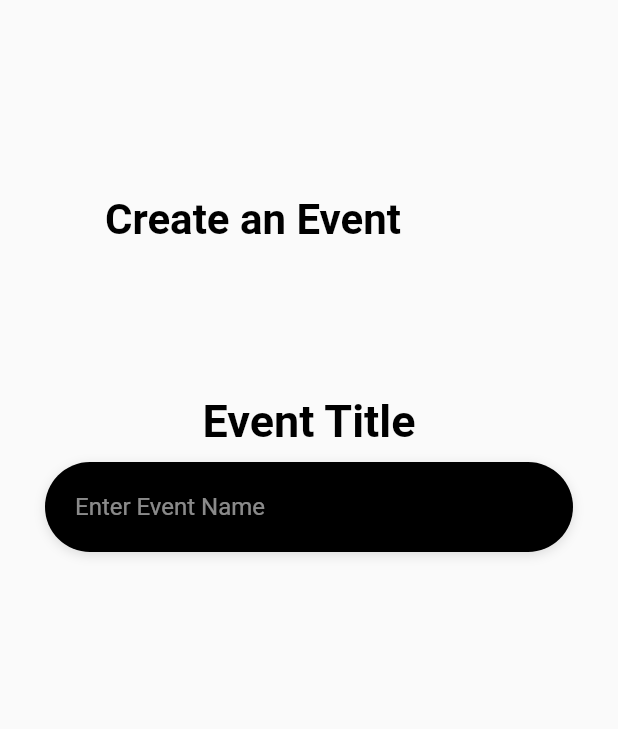
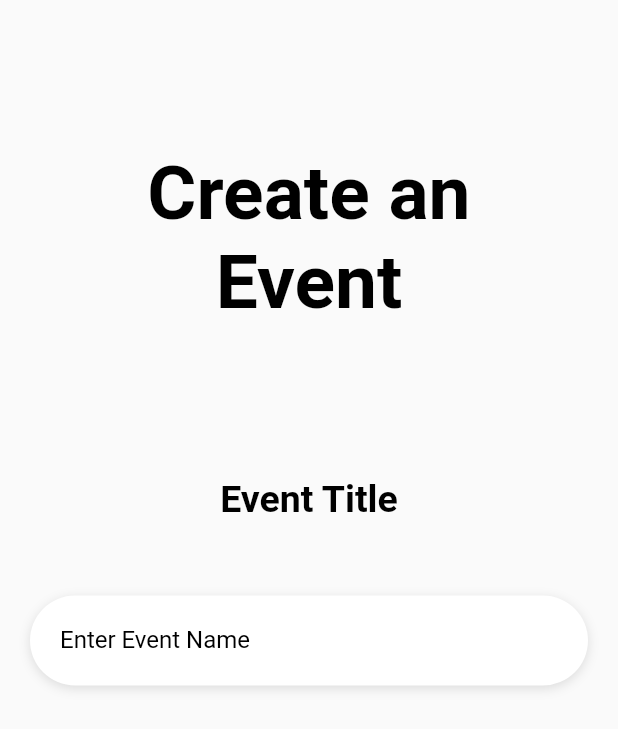
Before and after one commit to adasdevelopers/when-to-meet, a Flutter app: the screen it shows after launch, on a phone screen of 412 x 824 dp. Shown: the top 729 px of the screen. Run offline on Flutter 3.47's test engine with Material 2 defaults, Android fonts, the phone set to English and light mode, and no system bars; Roboto replaces fonts that are missing (OpenSans).

Commit message:
changed the color and textstyle of the box

```diff
--- a/code/when2meet_dupe/lib/screens/eventSchedule.dart
+++ b/code/when2meet_dupe/lib/screens/eventSchedule.dart
@@ -26,15 +26,17 @@ class _EventScheduleUiState extends State<EventScheduleUi> {
         crossAxisAlignment: CrossAxisAlignment.start,
         children: <Widget>[
           SizedBox(height: 60),
-          _paddingText("Create an Event"),
+          _paddingText("Create an Event", 50),
           Padding(
-            padding: const EdgeInsets.all(30),
-            child: Center(
+            padding: const EdgeInsets.all(20),
+            child: Align(
+              alignment: Alignment.topLeft,
               child: Wrap(
-                spacing: 30,
+                spacing: 10,
                 runSpacing: 20,
                 children: <Widget>[
-                  _evenTitle(),
+                  _createEventSetUp(),
+                  SizedBox(height: 100),
                 ],
               ),
             ),
@@ -44,28 +46,21 @@ class _EventScheduleUiState extends State<EventScheduleUi> {
     );
   }
 
-  Widget _evenTitle() {
+  Widget _createEventSetUp() {
     return Container(
       child: Column(
         children: <Widget>[
-          Text(
-            'Event Title',
-            style: TextStyle(
-              color: Colors.black,
-              fontWeight: FontWeight.bold,
-              fontSize: 30,
-            ),
-            textAlign: TextAlign.left,
-          ),
+          _paddingText("Event Title", 25),
           SizedBox(height: 10),
           Container(
-            alignment: Alignment.centerLeft,
+            alignment: Alignment.topLeft,
             decoration: kBoxDecorationStyle,
             height: 60.0,
+            width: 500,
             child: TextFormField(
               keyboardType: TextInputType.name,
               style: TextStyle(
-                color: Colors.white,
+                color: Colors.black,
                 fontFamily: 'OpenSans',
               ),
               decoration: InputDecoration(
@@ -86,14 +81,16 @@ class _EventScheduleUiState extends State<EventScheduleUi> {
     );
   }
 
-  Widget _paddingText(String text) {
+
+
+  Widget _paddingText(String text, double size) {
     return Padding(
-      padding: const EdgeInsets.all(70.0),
+      padding: const EdgeInsets.all(40.0),
       child: Text(
         text,
         style: TextStyle(
-            color: Colors.black, fontSize: 28.0, fontWeight: FontWeight.bold),
-        textAlign: TextAlign.start,
+            color: Colors.black, fontSize: size, fontWeight: FontWeight.bold),
+        textAlign: TextAlign.center,
       ),
     );
   } //_paddingText
--- a/code/when2meet_dupe/lib/utilities/constant.dart
+++ b/code/when2meet_dupe/lib/utilities/constant.dart
@@ -1,7 +1,7 @@
 import 'package:flutter/material.dart';
 
 final kHintTextStyle = TextStyle(
-  color: Colors.white54,
+  color: Colors.black,
   fontFamily: 'OpenSans',
 );
 
@@ -12,7 +12,7 @@ final kLabelStyle = TextStyle(
 );
 
 final kBoxDecorationStyle = BoxDecoration(
-  color: Colors.black,
+  color: Colors.white,
   borderRadius: BorderRadius.circular(60.0),
   boxShadow: [
     BoxShadow(
```
